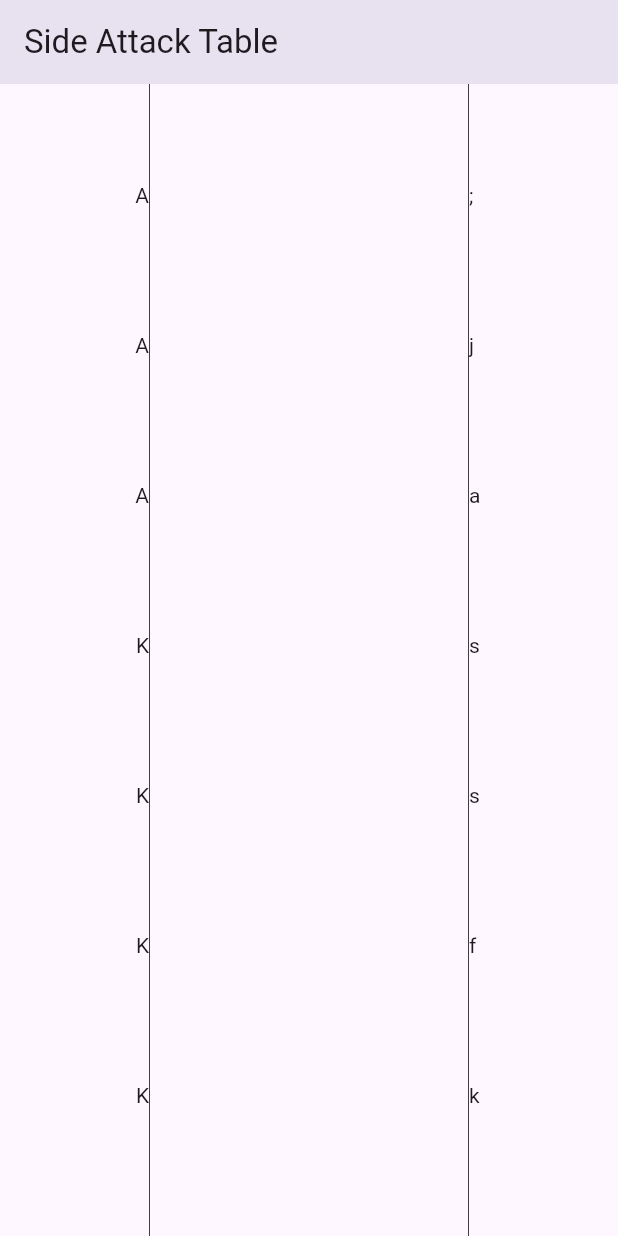
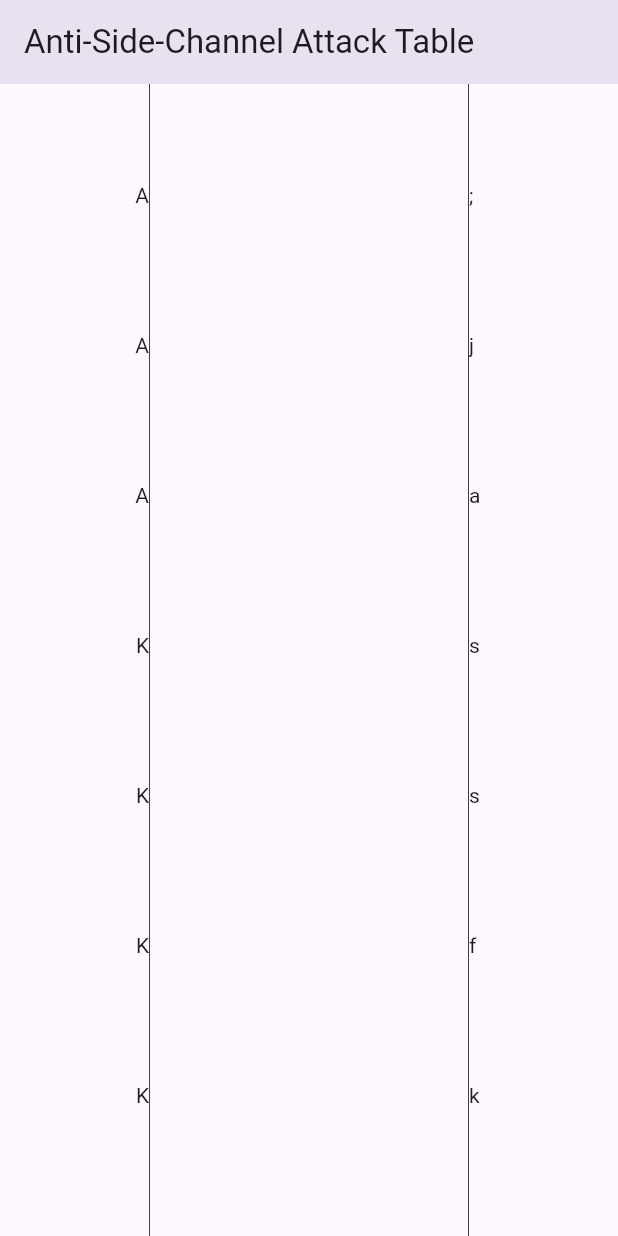
Before and after one commit to T3-InfoSec/t3-formosa-dart, a Flutter app: the screen it shows after launch, scrolled down 576 dp, on a phone screen of 412 x 824 dp. Run offline on Flutter 3.47's test engine with Material 3 defaults, Android fonts, the phone set to English and light mode, and no system bars; missing offline and left inert: binary, cryptography, unorm_dart.

Commit message:
add global formosa theme

```diff
--- a/formosa_app/lib/main.dart
+++ b/formosa_app/lib/main.dart
@@ -36,7 +36,7 @@ class _MyAppState extends State<MyApp> {
   Widget build(BuildContext context) {
     return MaterialApp(
       home: Scaffold(
-        appBar: AppBar(title: const Text('Side Attack Table')),
+        appBar: AppBar(title: const Text('Anti-Side-Channel Attack Table')),
         body: wordSource.isEmpty
             ? const SizedBox()
             : SingleChildScrollView(
--- a/lib/src/formosa_theme.dart
+++ b/lib/src/formosa_theme.dart
@@ -1,3 +1,4 @@
+
 import 'themes/themes.dart';
 import 'theme_base.dart';
 
@@ -34,10 +35,19 @@ enum FormosaTheme {
     name: 'sci_fi',
     theme: ThemeBase(themeData: sciFiData),
   ),
+  medievalFantasyLight(
+    name: 'medievalFantasyLight',
+    theme: ThemeBase(themeData: medievalFantasyLightData),
+  ),
+  formosaGLobal(
+    name: 'formosaGLobal',
+    theme: ThemeBase(themeData: formosaGLobalData),
+  ),
   tourism(
     name: 'tourism',
     theme: ThemeBase(themeData: tourismData),
   );
+
 
   final String _name;
   final ThemeBase _data;
--- a/lib/src/themes/formosa_global.dart
+++ b/lib/src/themes/formosa_global.dart
@@ -1,4 +1,4 @@
-const Map<String, dynamic> medievalFantasyLightData = {
+const Map<String, dynamic> formosaGLobalData = {
   "FILLING_ORDER": ["ORIGIN1", "PROFESSION1", "ORIGIN2", 'PROFESSION2', "WILDCARD", "PLACE"],
   "NATURAL_ORDER": ["ORIGIN1", "PROFESSION1", "ORIGIN2", 'PROFESSION2', "WILDCARD", "PLACE"],
   "ORIGIN1": {
--- a/lib/src/themes/themes.dart
+++ b/lib/src/themes/themes.dart
@@ -7,3 +7,5 @@ export 'finances.dart';
 export 'medieval_fantasy.dart';
 export 'sci_fi.dart';
 export 'tourism.dart';
+export 'medieval_fantasy_light.dart';
+export 'formosa_global.dart';
```
